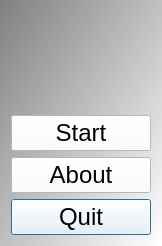
Before: the Qt Designer form qttestfunctionparsermenudialog.ui in richelbilderbeek/TestFunctionParser, drawn with Qt 5.
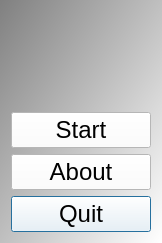
After: the same form once the commit is applied. Icons and pictures are not drawn.

```diff
--- a/qttestfunctionparsermenudialog.ui
+++ b/qttestfunctionparsermenudialog.ui
@@ -7,7 +7,7 @@
     <x>0</x>
     <y>0</y>
     <width>162</width>
-    <height>246</height>
+    <height>243</height>
    </rect>
   </property>
   <property name="font">
```
Left out of the diff: 4 changed lines with no effect on the pictures.
